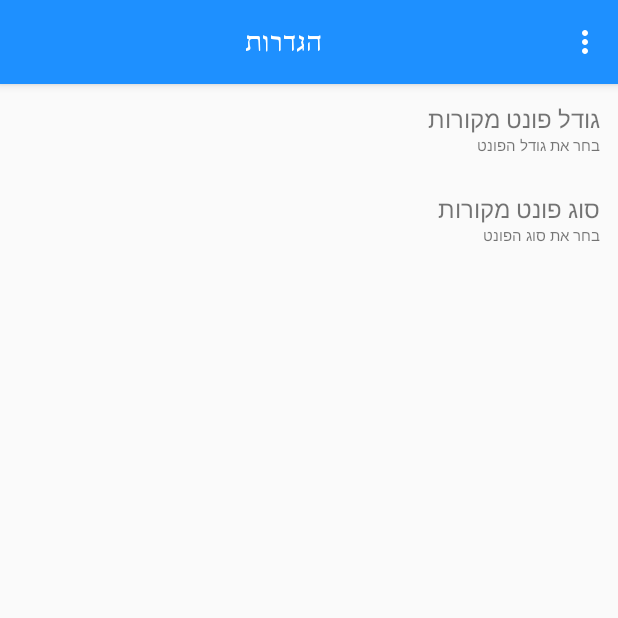
After one commit to TechnionTDK/jbs-mekorot-android, an Android app: the SettingsActivity screen opened directly, with no data from a screen before it, on a phone screen of 412 x 824 dp, the top half of it. The commit adds this screen. Run offline under Robolectric (Android 15) with nearby library versions, the phone set to English and light mode, and no system bars.

Commit message:
Added settings screen and implemented font choosing.

```diff
--- a/app/build.gradle
+++ b/app/build.gradle
@@ -26,4 +26,5 @@ dependencies {
     compile 'com.android.support:design:25.3.1'
     compile 'com.android.support:recyclerview-v7:25.3.1'
     compile 'com.android.support:cardview-v7:25.3.1'
+    compile 'com.android.support:support-v4:25.3.1'
 }
--- a/app/src/main/AndroidManifest.xml
+++ b/app/src/main/AndroidManifest.xml
@@ -18,6 +18,7 @@
         <activity android:name=".activities.PsukimActivity"/>
         <activity android:name=".activities.MekorotActivity"/>
         <activity android:name=".activities.MakorDetailView"/>
+        <activity android:name=".activities.SettingsActivity"/>
     </application>
 
 </manifest>
--- a/app/src/main/java/technion/com/testapplication/activities/MainActivity.java
+++ b/app/src/main/java/technion/com/testapplication/activities/MainActivity.java
@@ -55,7 +55,6 @@ public class MainActivity extends AppCompatActivity
     private static final int MEKOROT_FRAG_POSITION = 1;
     private static boolean mIsNewQuerySubmitted = false;
 
-
     @Override
     public boolean onCreateOptionsMenu(Menu menu) {
         MenuInflater inflater = getMenuInflater();
@@ -68,6 +67,8 @@ public class MainActivity extends AppCompatActivity
     public boolean onOptionsItemSelected(MenuItem item) {
         switch (item.getItemId()) {
             case R.id.action_settings:
+                Intent settingsActivityIntent = new Intent(getApplicationContext(), SettingsActivity.class);
+                startActivity(settingsActivityIntent);
                 return true;
             case R.id.action_favorite:
                 return false;
@@ -128,7 +129,6 @@ public class MainActivity extends AppCompatActivity
             }
         });
     }
-
 
     /**
      * Set fonts for the title and other elements in the activity.
--- /dev/null
+++ b/app/src/main/java/technion/com/testapplication/activities/SettingsActivity.java
@@ -0,0 +1,182 @@
+package technion.com.testapplication.activities;
+
+import android.content.DialogInterface;
+import android.graphics.Typeface;
+import android.os.Bundle;
+import android.support.annotation.Nullable;
+import android.support.v7.app.AlertDialog;
+import android.support.v7.app.AppCompatActivity;
+import android.support.v7.widget.Toolbar;
+import android.view.Menu;
+import android.view.MenuInflater;
+import android.view.MenuItem;
+import android.view.View;
+import android.widget.LinearLayout;
+import android.widget.TextView;
+
+import java.util.HashSet;
+import java.util.Set;
+
+import technion.com.testapplication.JBSQueries;
+import technion.com.testapplication.PreferencesUtils;
+import technion.com.testapplication.R;
+import technion.com.testapplication.async.FetchParashotAndPrakimTask;
+
+/**
+ * Created by tomerlevinson on 21/01/2018.
+ */
+public class SettingsActivity extends AppCompatActivity {
+    public static final String HEADING_FONT_PATH = "fonts/shofarregular-webfont.ttf";
+    public static final String FONT_NUMBER_ONE = "fonts/keteryg-medium-webfont.ttf";
+    public static final String FONT_NUMBER_TWO = "fonts/shofarregular-webfont.ttf";
+    public static final String FONT_NUMBER_THREE = "fonts/stamashkenazclm-webfont.ttf";
+    public static final String PREFERENCES_FILE_NAME = "settings";
+    public static final String SELECTED_FONT_KEY = "selected_font";
+
+
+    @Override
+    public boolean onCreateOptionsMenu(Menu menu) {
+        MenuInflater inflater = getMenuInflater();
+        inflater.inflate(R.menu.settings_menu, menu);
+        menu.findItem(R.id.action_favorite).setVisible(false);
+        return true;
+    }
+
+    @Override
+    public boolean onOptionsItemSelected(MenuItem item) {
+        switch (item.getItemId()) {
+            case R.id.action_settings:
+                FetchParashotAndPrakimTask task = new FetchParashotAndPrakimTask(this);
+                task.execute(JBSQueries.GET_ALL_PARASHOT, JBSQueries.GET_ALL_PRAKIM);
+                return true;
+            case R.id.action_favorite:
+                return false;
+            default:
+                return super.onOptionsItemSelected(item);
+
+        }
+    }
+
+    @Override
+    protected void onCreate(@Nullable Bundle savedInstanceState) {
+        super.onCreate(savedInstanceState);
+        setContentView(R.layout.settings_activity);
+        final Toolbar myToolbar = (Toolbar) findViewById(R.id.my_toolbar);
+        setSupportActionBar(myToolbar);
+        getSupportActionBar().setDisplayShowTitleEnabled(false);
+        TextView tx = (TextView) findViewById(R.id.heading);
+        Typeface custom_font = Typeface.createFromAsset(getAssets(), HEADING_FONT_PATH);
+        tx.setTypeface(custom_font);
+        setSetFontSizeDialog();
+        setFontFamilyDialog();
+    }
+
+    private void setFontFamilyDialog() {
+        LinearLayout setFontSizeLL = (LinearLayout) findViewById(R.id.choose_font);
+        setFontSizeLL.setOnClickListener(new View.OnClickListener() {
+            @Override
+            public void onClick(View v) {
+                AlertDialog.Builder builder = new AlertDialog.Builder(SettingsActivity.this);
+                String[] fontSizes = new String[]{"ללא פונט","כתר", "שופר", "אברהם"};
+                Set<String> chosenBeforeFontSet = PreferencesUtils.retrieveStoredStringSet(PREFERENCES_FILE_NAME, SELECTED_FONT_KEY,
+                        getApplicationContext());
+                int selectedFont = 0;
+                if (chosenBeforeFontSet != null) {
+                    for (String chosenBeforeFont : chosenBeforeFontSet) {
+                        if (chosenBeforeFont.equals(FONT_NUMBER_ONE)) {
+                            selectedFont = 1;
+                        } else if(chosenBeforeFont.equals(FONT_NUMBER_TWO)) {
+                            selectedFont = 2;
+                        } else if(chosenBeforeFont.equals(FONT_NUMBER_THREE)) {
+                            selectedFont = 3;
+                        }
+                    }
+                }
+                builder.setSingleChoiceItems(fontSizes, selectedFont, null);
+                builder.setCancelable(false);
+                builder.setTitle(getResources().getString(R.string.choose_font_style));
+                builder.setPositiveButton(getResources().getString(R.string.choose_button),
+                        new DialogInterface.OnClickListener() {
+                            @Override
+                            public void onClick(DialogInterface dialog, int which) {
+                                int selectedPosition = ((AlertDialog) dialog).getListView().getCheckedItemPosition();
+                                Set<String> newParamSet = new HashSet<>();
+                                if (selectedPosition == 1) {
+                                    newParamSet.add(FONT_NUMBER_ONE);
+                                } else if (selectedPosition == 2) {
+                                    newParamSet.add(FONT_NUMBER_TWO);
+                                } else if (selectedPosition == 3) {
+                                    newParamSet.add(FONT_NUMBER_THREE);
+                                }
+                                PreferencesUtils.storeStringSet(PREFERENCES_FILE_NAME,
+                                        SELECTED_FONT_KEY, newParamSet, true,
+                                        getApplicationContext());
+                            }
+                        });
+
+                builder.setNegativeButton(getResources().getString(R.string.cancel_button),
+                        new DialogInterface.OnClickListener() {
+                            @Override
+                            public void onClick(DialogInterface dialog, int which) {
+                                // No need to do anything
+                            }
+                        });
+
+                AlertDialog dialog = builder.create();
+                dialog.show();
+
+            }
+        });
+
+    }
+
+    private void setSetFontSizeDialog() {
+        LinearLayout setFontSizeLL = (LinearLayout) findViewById(R.id.choose_font_size);
+        setFontSizeLL.setOnClickListener(new View.OnClickListener() {
+            @Override
+            public void onClick(View v) {
+                AlertDialog.Builder builder = new AlertDialog.Builder(SettingsActivity.this);
+                String[] fontSizes = new String[]{
+                        "קטן",
+                        "בינוני",
+                        "גדול"
+                };
+                final boolean[] checkedFontSizes = new boolean[]{
+                        false,
+                        false,
+                        false
+                };
+                builder.setMultiChoiceItems(fontSizes, checkedFontSizes,
+                        new DialogInterface.OnMultiChoiceClickListener() {
+                            @Override
+                            public void onClick(DialogInterface dialog, int which,
+                                                boolean isChecked) {
+                                checkedFontSizes[which] = isChecked;
+                            }
+                        });
+                builder.setCancelable(false);
+                builder.setTitle(getResources().getString(R.string.choose_font_size));
+                builder.setPositiveButton(getResources().getString(R.string.choose_button),
+                        new DialogInterface.OnClickListener() {
+                            @Override
+                            public void onClick(DialogInterface dialog, int which) {
+                                // Save in shared preferences here
+                            }
+                        });
+
+                builder.setNegativeButton(getResources().getString(R.string.cancel_button),
+                        new DialogInterface.OnClickListener() {
+                            @Override
+                            public void onClick(DialogInterface dialog, int which) {
+                                // Update shared preferences.
+                            }
+                        });
+
+                AlertDialog dialog = builder.create();
+                dialog.show();
+
+            }
+        });
+
+    }
+}
--- a/app/src/main/res/layout/makor_detail_view.xml
+++ b/app/src/main/res/layout/makor_detail_view.xml
@@ -29,7 +29,7 @@
             android:layout_height="wrap_content"
             android:padding="10dp"
             android:textColor="@color/Black"
-            android:textSize="12dp"
+            android:textSize="16sp"
             android:scrollbars="vertical"/>
 
     </LinearLayout>
--- /dev/null
+++ b/app/src/main/res/layout/settings_activity.xml
@@ -0,0 +1,67 @@
+<?xml version="1.0" encoding="utf-8"?>
+
+<LinearLayout xmlns:android="http://schemas.android.com/apk/res/android"
+              xmlns:app="http://schemas.android.com/apk/res-auto"
+              android:layout_width="fill_parent"
+              android:layout_height="fill_parent"
+              android:orientation="vertical">
+    <android.support.v7.widget.Toolbar
+        android:id="@+id/my_toolbar"
+        style="@style/Base_ToolbarStyle"
+        android:layout_width="match_parent"
+        android:layout_height="?attr/actionBarSize"
+        android:elevation="4dp">
+
+        <TextView
+            android:id="@+id/heading"
+            android:layout_width="match_parent"
+            android:layout_height="wrap_content"
+            android:layout_gravity="center"
+            android:layout_marginLeft="10dip"
+            android:layout_marginRight="10dip"
+            android:focusable="true"
+            android:focusableInTouchMode="true"
+            android:gravity="center"
+            android:text="הגדרות"
+            android:textColor="@color/White"
+            android:textSize="18sp"/>
+
+    </android.support.v7.widget.Toolbar>
+
+    <LinearLayout android:layout_width="match_parent"
+                  android:layout_height="match_parent"
+                  android:orientation="vertical">
+        <LinearLayout android:id="@+id/choose_font_size"
+                      android:layout_width="match_parent"
+                      android:layout_height="wrap_content"
+                      android:layout_margin="12sp"
+                      android:background="?android:attr/selectableItemBackground"
+                      android:orientation="vertical">
+            <TextView android:layout_width="match_parent"
+                      android:layout_height="wrap_content"
+                      android:gravity="right"
+                      android:text="גודל פונט מקורות"
+                      android:textSize="16sp"/>
+            <TextView android:layout_width="match_parent"
+                      android:layout_height="wrap_content"
+                      android:text="בחר את גודל הפונט"
+                      android:textSize="10sp"/>
+        </LinearLayout>
+        <LinearLayout android:id="@+id/choose_font"
+                      android:layout_width="match_parent"
+                      android:layout_height="wrap_content"
+                      android:layout_margin="12sp"
+                      android:background="?android:attr/selectableItemBackground"
+                      android:orientation="vertical">
+            <TextView android:layout_width="match_parent"
+                      android:layout_height="wrap_content"
+                      android:gravity="right"
+                      android:text="סוג פונט מקורות"
+                      android:textSize="16sp"/>
+            <TextView android:layout_width="match_parent"
+                      android:layout_height="wrap_content"
+                      android:text="בחר את סוג הפונט"
+                      android:textSize="10sp"/>
+        </LinearLayout>
+    </LinearLayout>
+</LinearLayout>
--- /dev/null
+++ b/app/src/main/res/menu/settings_menu.xml
@@ -0,0 +1,16 @@
+<menu xmlns:android="http://schemas.android.com/apk/res/android"
+      xmlns:app="http://schemas.android.com/apk/res-auto">
+
+    <!-- "Mark Favorite", should appear as action button if possible -->
+    <item
+        android:id="@+id/action_favorite"
+        android:icon="@drawable/ic_search_white_24dp"
+        android:title="@string/action_favorite"
+        app:showAsAction="ifRoom"/>
+
+    <!-- Settings, should always be in the overflow -->
+    <item android:id="@+id/action_settings"
+          android:title="@string/action_home"
+          app:showAsAction="never"/>
+
+</menu>
--- a/app/src/main/res/values/strings.xml
+++ b/app/src/main/res/values/strings.xml
@@ -2,6 +2,7 @@
     <string name="app_name">Sulamot</string>
     <string name="action_favorite">favorite action</string>
     <string name="action_settings">הגדרות</string>
+    <string name="action_home">סולמות</string>
     <string name="enter_perek">אנא הכנס/י פרק</string>
     <string name="enter_parasha">אנא הכנס/י פרשה</string>
     <string name="perek">פרק</string>
@@ -18,6 +19,8 @@
     <string name="makor_title">makorTitle</string>
     <string name="mekorot_reference">אזכור במקורות</string>
     <string name="choose_category_to_filter">בחר/י קטגוריות לסינון</string>
+    <string name="choose_font_size">בחר גודל פונט</string>
+    <string name="choose_font_style">בחר פונט</string>
     <string name="choose_button">בחר</string>
     <string name="cancel_button">בטל</string>
     <string name="num_of_mekorot">"תוצאות: "</string>
```
Also changed, not shown: app/src/main/java/technion/com/testapplication/MekorotRecyclerViewAdapter.java (+20 -1 lines), app/src/main/java/technion/com/testapplication/PreferencesUtils.java (added, +113 -0 lines), app/src/main/java/technion/com/testapplication/activities/MakorDetailView.java (+24 -4 lines), app/src/main/java/technion/com/testapplication/fragments/MekorotTab.java (+8 -0 lines), app/src/main/res/layout/recycler_view_item_row_mekorot.xml (+5 -4 lines), app/src/main/assets/fonts/keteryg-bold-webfont.ttf (added), app/src/main/assets/fonts/keteryg-boldoblique-webfont.ttf (added), app/src/main/assets/fonts/keteryg-medium-webfont.ttf (added), app/src/main/assets/fonts/keteryg-mediumoblique-webfont.ttf (added), app/src/main/assets/fonts/stamashkenazclm-webfont.ttf (added), app/src/main/assets/fonts/stamsefaradclm-webfont.ttf (added).
